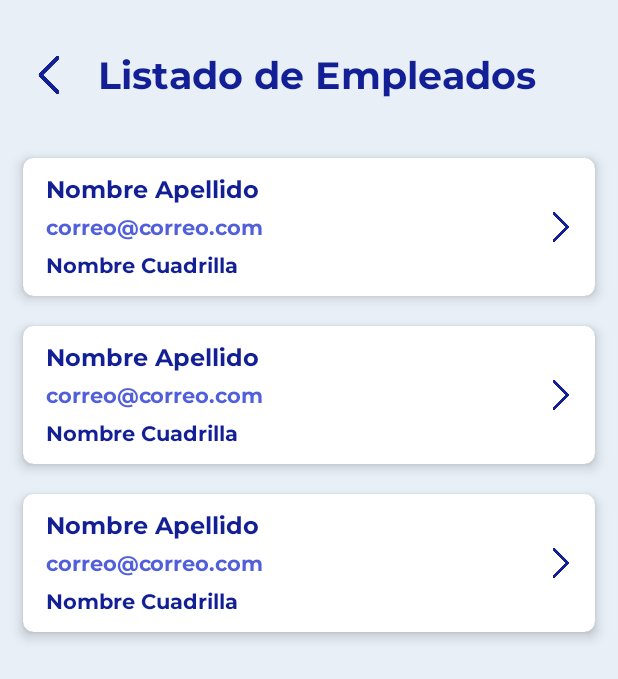
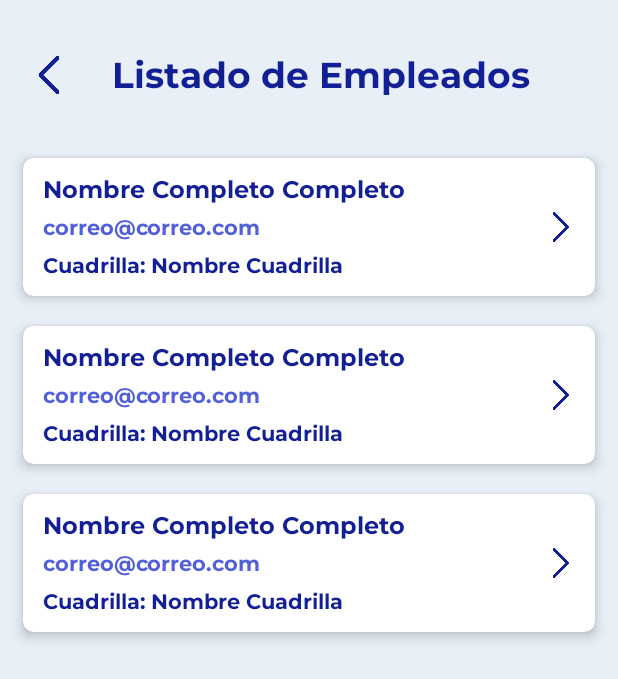
Before and after one commit to neusteromega/INGELCOM-CajaChica, an Android app: the layout activity_listado_empleados.xml on its own in the app's theme, with its tools: preview values and no code run, on a phone screen of 412 x 824 dp. Shown: the top 679 px of the screen. Run offline under Robolectric (Android 15) with nearby library versions, the phone set to English and light mode, and no system bars.

Commit message:
Se movieron las interfaces a una clase específica, y se finalizó el listado de Empleados

```diff
--- a/app/src/main/java/com/ingelcom/cajachica/DAO/Cuadrilla.java
+++ b/app/src/main/java/com/ingelcom/cajachica/DAO/Cuadrilla.java
@@ -15,7 +15,7 @@ public class Cuadrilla {
         db = FirebaseFirestore.getInstance(); //Obtenemos la instancia de Firestore y la almacenamos en "db"
     }
 
-    //Método para obtener los nombres de las cuadrillas almacenados en Firestore
+    /*//Método para obtener los nombres de las cuadrillas almacenados en Firestore
     public void obtenerCuadrillas(final FirestoreCallback callback) {
         //El dato "cuadrillas" dentro de "db.collection" es el nombre de la colección de Firestore
         db.collection("cuadrillas")
@@ -45,5 +45,5 @@ public class Cuadrilla {
     public interface FirestoreCallback {
         void onCallback(List<String> lista); //Se invoca cuando la operación de extracción de datos de Firestore ha sido exitosa, y recibe como parámetro el listado de cuadrillas obtenido de la colección "cuadrillas" de Firestore
         void onFailure(Exception e); //Se invoca cuando se produce un error durante la operación de extracción de datos, y recibe como parámetro una excepción que describe el error presentado
-    }
+    }*/
 }
--- a/app/src/main/java/com/ingelcom/cajachica/Fragmentos/FragBuscarUsuario.java
+++ b/app/src/main/java/com/ingelcom/cajachica/Fragmentos/FragBuscarUsuario.java
@@ -14,6 +14,7 @@ import android.widget.TextView;
 import android.widget.Toast;
 
 import com.ingelcom.cajachica.DAO.FirestoreOperaciones;
+import com.ingelcom.cajachica.Herramientas.FirestoreCallbacks;
 import com.ingelcom.cajachica.R;
 
 import java.util.Map;
@@ -97,7 +98,7 @@ public class FragBuscarUsuario extends Fragment {
 
         if (!identidad.isEmpty()) { //Entrará al if si la identidad no está vacía
             //Llamamos al método "obtenerUnRegistro" de la clase FirestoreOperaciones. Le mandamos el nombre de la colección, el campo, el dato a buscar e invocamos la interfaz "FirestoreDocumentCallback"
-            oper.obtenerUnRegistro("usuarios", "Identidad", identidad, new FirestoreOperaciones.FirestoreDocumentCallback() {
+            oper.obtenerUnRegistro("usuarios", "Identidad", identidad, new FirestoreCallbacks.FirestoreDocumentCallback() {
                 @Override
                 public void onCallback(Map<String, Object> documento) {
                     if (documento != null) { //Si el HashMap "documento" no es nulo, quiere decir que si se encontró el registro en la colección, por lo tanto, entrará al if
--- a/app/src/main/java/com/ingelcom/cajachica/Fragmentos/FragCrearCorreoContrasena.java
+++ b/app/src/main/java/com/ingelcom/cajachica/Fragmentos/FragCrearCorreoContrasena.java
@@ -24,6 +24,7 @@ import com.google.firebase.auth.FirebaseUser;
 import com.ingelcom.cajachica.AdmPantallas;
 import com.ingelcom.cajachica.DAO.FirestoreOperaciones;
 import com.ingelcom.cajachica.EmpMenuPrincipal;
+import com.ingelcom.cajachica.Herramientas.FirestoreCallbacks;
 import com.ingelcom.cajachica.Herramientas.Utilidades;
 import com.ingelcom.cajachica.IniciarSesion;
 import com.ingelcom.cajachica.Perfil;
@@ -198,7 +199,7 @@ public class FragCrearCorreoContrasena extends Fragment {
         nuevosCampos.put("Correo", correo); //Asignamos el nombre del campo "Correo" y el dato a guardar que está en la variable "correo"
 
         //Llamamos al método "agregarRegistrosColeccion" de la clase FirestoreOperaciones. Le mandamos el nombre de la colección, el campo a buscar, el dato a buscar e invocamos la interfaz "FirestoreCallback"
-        oper.agregarRegistrosColeccion("usuarios", "Identidad", identidadUsuario, nuevosCampos, new FirestoreOperaciones.FirestoreCallback() {
+        oper.agregarRegistrosColeccion("usuarios", "Identidad", identidadUsuario, nuevosCampos, new FirestoreCallbacks.FirestoreCallback() {
             @Override
             public void onCallback(List<String> lista) {
                 //Si "lista" es null (porque así lo definimos en el método "agregarRegistrosColeccion), quiere decir que si agregó el correo al usuario, además, si entró a este "onCallback" también quiere decir que lo encontró
--- a/app/src/main/java/com/ingelcom/cajachica/Herramientas/Utilidades.java
+++ b/app/src/main/java/com/ingelcom/cajachica/Herramientas/Utilidades.java
@@ -72,7 +72,7 @@ public class Utilidades {
     //Método que permite redireccionar al Usuario a una pantalla específica dependiendo de su rol. Se usa al iniciar sesión y al comprobar si el usuario tiene una sesión iniciada
     public static void redireccionarUsuario(Context contexto, String correoInicial) { //Recibe un contexto y el correo del usuario
         //Llamamos al método "obtenerUnRegistro" el cual buscará el user correspondiente en la colección "usuarios" mediante su correo
-        oper.obtenerUnRegistro("usuarios", "Correo", correoInicial, new FirestoreOperaciones.FirestoreDocumentCallback() {
+        oper.obtenerUnRegistro("usuarios", "Correo", correoInicial, new FirestoreCallbacks.FirestoreDocumentCallback() {
             @Override
             public void onCallback(Map<String, Object> documento) {
                 if (documento != null) { //Si el HashMap "documento" no es nulo, quiere decir que si se encontró el registro en la colección, por lo tanto, entrará al if
--- a/app/src/main/res/layout/activity_agregar_editar_perfil.xml
+++ b/app/src/main/res/layout/activity_agregar_editar_perfil.xml
@@ -95,7 +95,7 @@
                 android:background="@android:color/transparent"
                 android:ems="10"
                 android:fontFamily="@font/montserrat_bold"
-                android:hint="Nombre y Apellido"
+                android:hint="Nombre Completo"
                 android:inputType="text"
                 android:paddingLeft="15dp"
                 android:paddingRight="10dp"
--- a/app/src/main/res/layout/activity_detalle_gasto.xml
+++ b/app/src/main/res/layout/activity_detalle_gasto.xml
@@ -142,7 +142,7 @@
                     android:layout_width="match_parent"
                     android:layout_height="wrap_content"
                     android:fontFamily="@font/montserrat_bold"
-                    android:text="Usuario: Nombre Apellido"
+                    android:text="Usuario: Nombre Completo"
                     android:textColor="@color/clr_fuente_secundario"
                     android:textSize="17dp" />
 
--- a/app/src/main/res/layout/activity_listado_empleados.xml
+++ b/app/src/main/res/layout/activity_listado_empleados.xml
@@ -15,7 +15,7 @@
         android:gravity="center|left"
         android:orientation="horizontal"
         android:paddingLeft="20dp"
-        android:paddingRight="35dp"
+        android:paddingRight="30dp"
         app:layout_constraintEnd_toEndOf="parent"
         app:layout_constraintStart_toStartOf="parent"
         app:layout_constraintTop_toTopOf="parent">
@@ -35,7 +35,7 @@
             android:onClick="perfil"
             android:text="Listado de Empleados"
             android:textColor="@color/clr_fuente_primario"
-            android:textSize="25dp"
+            android:textSize="24dp"
             tools:ignore="TouchTargetSizeCheck" />
 
     </LinearLayout>
--- a/app/src/main/res/layout/activity_perfil.xml
+++ b/app/src/main/res/layout/activity_perfil.xml
@@ -80,7 +80,7 @@
             android:layout_marginBottom="30dp"
             android:fontFamily="@font/montserrat_bold"
             android:gravity="center"
-            android:text="Nombre Apellido"
+            android:text="Nombre Completo"
             android:textColor="@color/clr_fuente_primario"
             android:textSize="25dp" />
 
--- a/app/src/main/res/layout/items_empleados.xml
+++ b/app/src/main/res/layout/items_empleados.xml
@@ -21,20 +21,20 @@
         <LinearLayout
             android:layout_width="wrap_content"
             android:layout_height="wrap_content"
-            android:layout_marginLeft="15dp"
+            android:layout_marginLeft="13dp"
             android:orientation="vertical"
             android:paddingTop="8dp"
             android:paddingBottom="8dp">
 
             <TextView
                 android:id="@+id/lblNombreApellidoEmp"
-                android:layout_width="wrap_content"
+                android:layout_width="290dp"
                 android:layout_height="25dp"
                 android:ellipsize="end"
                 android:fontFamily="@font/montserrat_bold"
                 android:gravity="center|left"
                 android:maxLines="1"
-                android:text="Nombre Apellido"
+                android:text="Nombre Completo Completo"
                 android:textColor="@color/clr_fuente_primario"
                 android:textSize="16dp" />
 
@@ -48,6 +48,22 @@
                 android:textColor="@color/clr_fuente_secundario"
                 android:textSize="14dp" />
 
+            <LinearLayout
+                android:layout_width="match_parent"
+                android:layout_height="match_parent"
+                android:orientation="horizontal">
+
+                <TextView
+                    android:id="@+id/lblTituloCuadrillaEmp"
+                    android:layout_width="wrap_content"
+                    android:layout_height="25dp"
+                    android:layout_marginRight="3dp"
+                    android:fontFamily="@font/montserrat_bold"
+                    android:gravity="center|left"
+                    android:text="Cuadrilla:"
+                    android:textColor="@color/clr_fuente_primario"
+                    android:textSize="14dp" />
+
                 <TextView
                     android:id="@+id/lblCuadrillaEmp"
                     android:layout_width="wrap_content"
@@ -57,6 +73,8 @@
                     android:text="Nombre Cuadrilla"
                     android:textColor="@color/clr_fuente_primario"
                     android:textSize="14dp" />
+
+            </LinearLayout>
 
         </LinearLayout>
 
```
Also changed, not shown: app/src/main/java/com/ingelcom/cajachica/AgregarEditarPerfil.java (+7 -6 lines), app/src/main/java/com/ingelcom/cajachica/DAO/FirestoreOperaciones.java (+9 -8 lines), app/src/main/java/com/ingelcom/cajachica/DAO/Usuario.java (+37 -1 lines), app/src/main/java/com/ingelcom/cajachica/Herramientas/FirestoreCallbacks.java (added, +33 -0 lines), app/src/main/java/com/ingelcom/cajachica/ListadoEmpleados.java (+14 -3 lines). Lines whose indentation alone changed are shown as unchanged.
